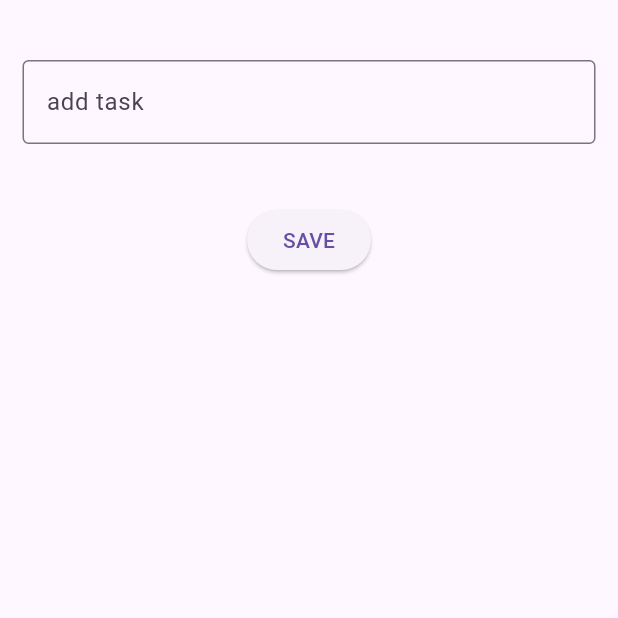
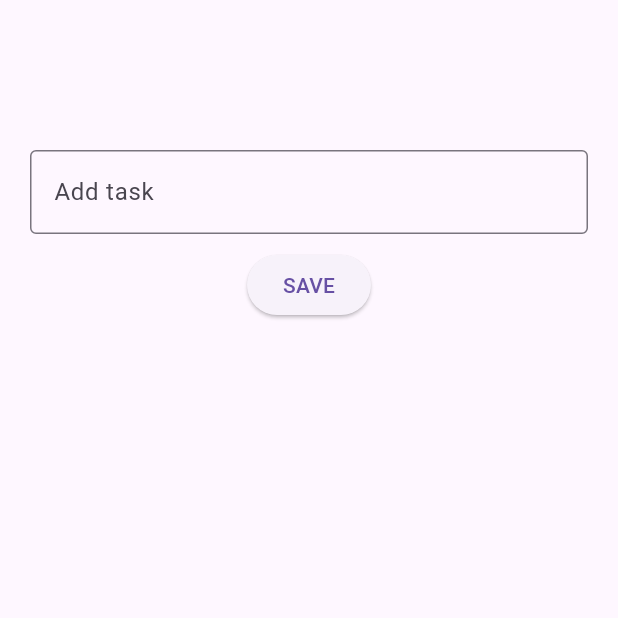
Before and after one commit to mahaabdulla/todo_cubit_app, a Flutter app: the screen it shows after launch, on a phone screen of 412 x 824 dp, the top half of it. Run offline on Flutter 3.47's test engine with Material 3 defaults, Android fonts, the phone set to English and light mode, and no system bars; our stand-ins replace equatable, flutter_bloc.

Commit message:
complite project

```diff
--- /dev/null
+++ b/lib/bloc/task_event.dart
@@ -0,0 +1,32 @@
+import 'package:equatable/equatable.dart';
+
+sealed class TaskEvent extends Equatable {
+  const TaskEvent();
+
+  @override
+  List<Object> get props => [];
+}
+
+class AddTask extends TaskEvent {
+  final String title;
+  const AddTask(this.title);
+
+  @override
+  List<Object> get props => [title];
+}
+
+class DeleteTask extends TaskEvent {
+  final String id;
+  const DeleteTask(this.id);
+
+  @override
+  List<Object> get props => [id];
+}
+
+class ToggleTask extends TaskEvent {
+  final String id;
+  const ToggleTask(this.id);
+
+  @override
+  List<Object> get props => [id];
+}
--- /dev/null
+++ b/lib/bloc/task_state.dart
@@ -0,0 +1,18 @@
+import 'package:equatable/equatable.dart';
+import 'package:todo_app/model/task.dart';
+
+sealed class TaskState extends Equatable {
+  final List<TaskModel> tasks;
+  const TaskState(this.tasks);
+
+  @override
+  List<Object> get props => [tasks];
+}
+
+final class TaskInitial extends TaskState {
+  TaskInitial() : super([]);
+}
+
+final class UpdateTask extends TaskState {
+  const UpdateTask(super.tasks);
+}
--- a/lib/main.dart
+++ b/lib/main.dart
@@ -1,6 +1,8 @@
 import 'package:flutter/material.dart';
 import 'package:flutter_bloc/flutter_bloc.dart';
-import 'package:todo_app/cubit/task_cubit.dart';
+import 'package:todo_app/bloc/task_bloc.dart';
+import 'package:todo_app/bloc/task_event.dart';
+import 'package:todo_app/bloc/task_state.dart';
 
 void main() {
   runApp(const MyApp());
@@ -12,7 +14,7 @@ class MyApp extends StatelessWidget {
   @override
   Widget build(BuildContext context) {
     return BlocProvider(
-      create: (context) => TaskCubit(),
+      create: (context) => TaskBloc(),
       child: MaterialApp(
         debugShowCheckedModeBanner: false,
         home: const HomePage(),
@@ -26,10 +28,10 @@ class HomePage extends StatelessWidget {
 
   @override
   Widget build(BuildContext context) {
-    final cubitController = context.read<TaskCubit>();
+    final blocController = context.read<TaskBloc>();
     TextEditingController taskController = TextEditingController();
 
-    return BlocBuilder<TaskCubit, TaskState>(
+    return BlocBuilder<TaskBloc, TaskState>(
       builder: (context, state) {
         return Scaffold(
           body: Column(
@@ -37,14 +39,16 @@ class HomePage extends StatelessWidget {
             crossAxisAlignment: CrossAxisAlignment.center,
             children: [
               Padding(
-                padding: const EdgeInsets.symmetric(
-                  horizontal: 15,
-                  vertical: 40,
+                padding: const EdgeInsets.only(
+                  top: 100,
+                  bottom: 10,
+                  right: 20,
+                  left: 20,
                 ),
                 child: TextField(
                   controller: taskController,
-                  decoration: InputDecoration(
-                    hintText: 'add task',
+                  decoration: const InputDecoration(
+                    hintText: 'Add task',
                     border: OutlineInputBorder(),
                   ),
                 ),
@@ -52,27 +56,27 @@ class HomePage extends StatelessWidget {
               ElevatedButton(
                 onPressed: () {
                   if (taskController.text.isEmpty) return;
-                  cubitController.addTask(taskController.text);
+                  blocController.add(AddTask(taskController.text));
                   taskController.clear();
                 },
-                child: Text('SAVE'),
+                child: const Text('SAVE'),
               ),
               Expanded(
                 child: ListView.builder(
-                  itemCount: state.taskList.length,
+                  itemCount: state.tasks.length,
                   itemBuilder: (ctx, index) {
                     return ListTile(
-                      title: Text('${state.taskList[index].title}'),
+                      title: Text(state.tasks[index].title),
                       trailing: IconButton(
                         onPressed: () {
-                          cubitController.deleteTask(state.taskList[index].id);
+                          blocController.add(DeleteTask(state.tasks[index].id));
                         },
-                        icon: Icon(Icons.delete),
+                        icon: const Icon(Icons.delete),
                       ),
                       leading: Checkbox(
-                        value: state.taskList[index].isCompleted,
+                        value: state.tasks[index].isCompleted,
                         onChanged: (value) {
-                          cubitController.toggeleTask(state.taskList[index].id);
+                          blocController.add(ToggleTask(state.tasks[index].id));
                         },
                       ),
                     );
```
Also changed, not shown: lib/bloc/task_bloc.dart (added, +38 -0 lines).
